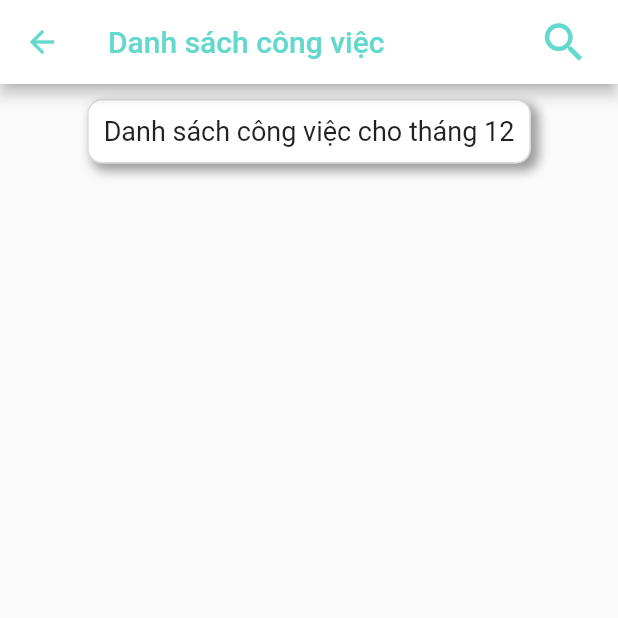
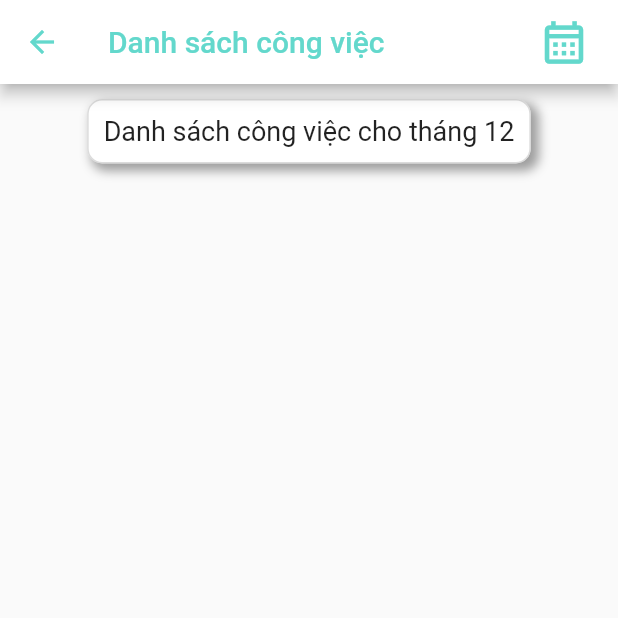
Before and after one commit to kienghuynh/BePro-TimeManagementAndTask, a Flutter app: the MonthTaskPage screen opened directly, on a phone screen of 412 x 824 dp, the top half of it. Run offline on Flutter 3.47's test engine with Material 2 defaults, Android fonts, the phone set to English and light mode, and no system bars; our stand-ins replace cloud_firestore, firebase_auth, firebase_core, flutter_datetime_picker, fluttertoast, get and 5 more; missing offline and left inert: email_auth, syncfusion_localizations; accounts and stored records are empty.

```diff
--- a/lib/pages/monthTask_page.dart
+++ b/lib/pages/monthTask_page.dart
@@ -60,7 +60,7 @@
                 showPickerMonth();
               },
               icon: Icon(
-                Icons.search_outlined,
+                Icons.calendar_month_outlined,
                 size: 34,
                 color: Color.fromARGB(255, 99, 216, 204),
               ),
```
